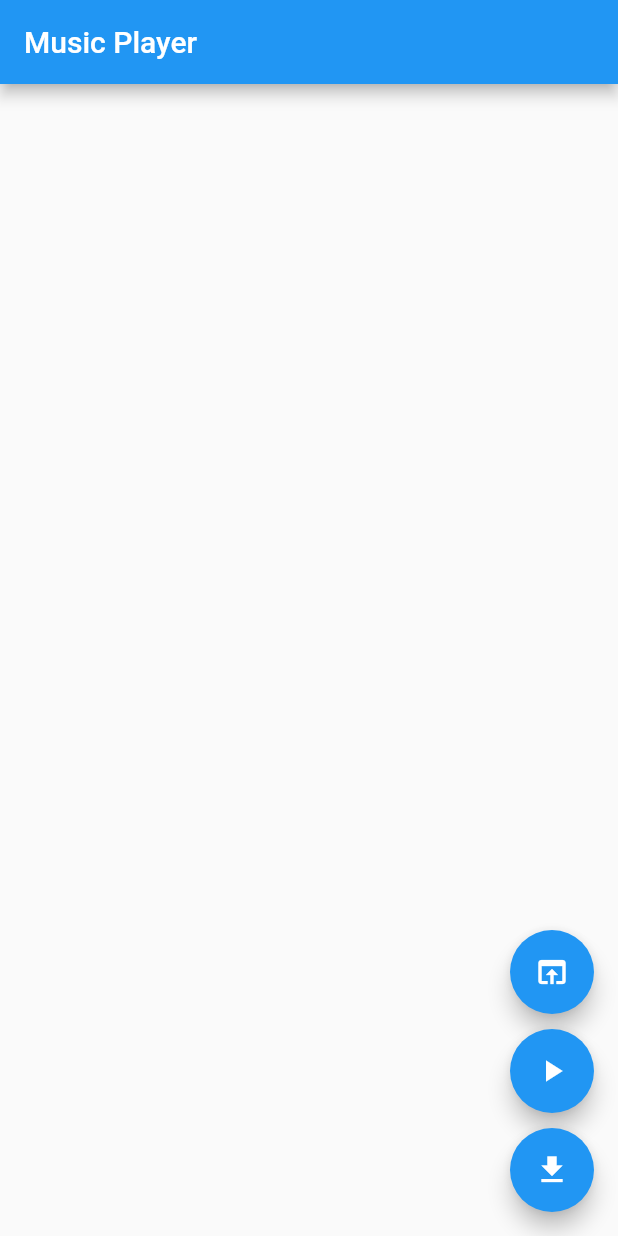
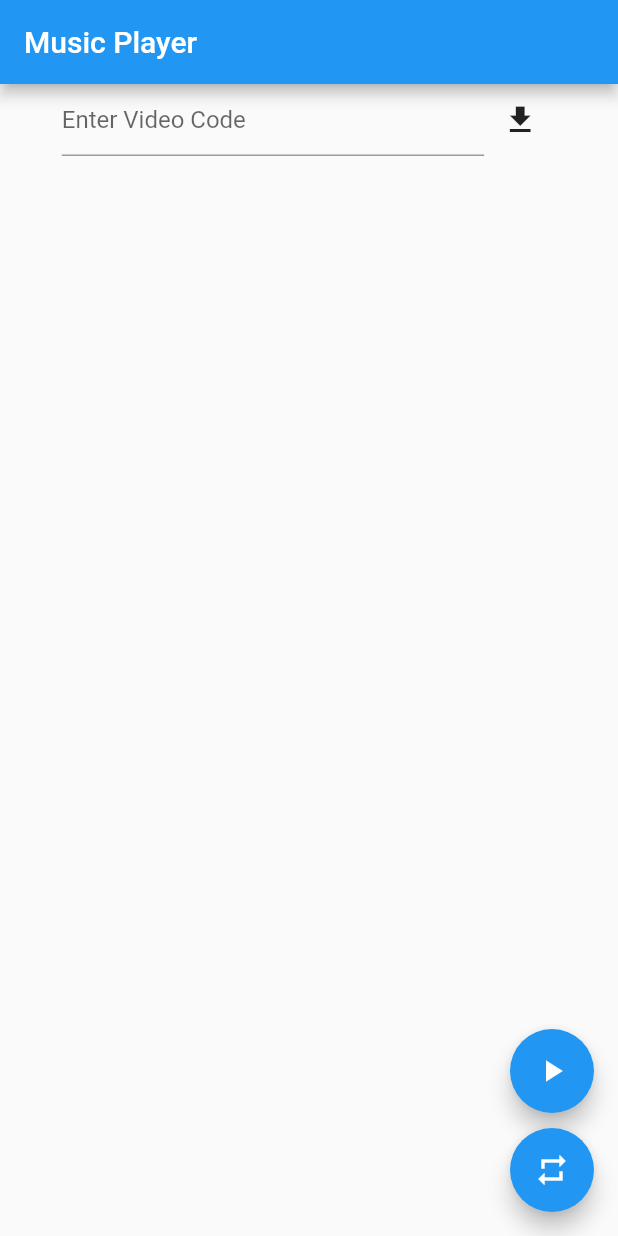
Before and after one commit to JustinHorn/download-youtube-mp3, a Flutter app: the screen it shows after launch, after a tap on the "file download" icon, on a phone screen of 412 x 824 dp. Run offline on Flutter 3.47's test engine with Material 2 defaults, Android fonts, the phone set to English and light mode, and no system bars; our stand-ins replace flutter_hooks; missing offline and left inert: audio_manager, flutter_downloader.

Commit message:
one can now play download and delete

```diff
--- a/mobile/lib/main.dart
+++ b/mobile/lib/main.dart
@@ -2,9 +2,12 @@ import 'dart:io';
 
 import 'package:audio_manager/audio_manager.dart';
 import 'package:flutter/material.dart';
+import 'package:flutter/services.dart';
 import 'package:flutter_hooks/flutter_hooks.dart';
 import 'package:path_provider/path_provider.dart';
 import 'package:flutter_downloader/flutter_downloader.dart';
+
+import 'music_tile.dart';
 
 void main() async {
   WidgetsFlutterBinding.ensureInitialized();
@@ -48,13 +51,9 @@ class HomePage extends HookWidget {
 
   @override
   Widget build(BuildContext context) {
-    final counter = useState(0);
+    final inputText = useState("");
 
     final downloads = useState<List<DownloadTask>>([]);
-
-    final open = () async {
-      // final tasks = await FlutterDownloader.loadTasks();
-    };
 
     useEffect(() {
       AudioManager.instance.onEvents((events, args) {
@@ -72,18 +71,46 @@ class HomePage extends HookWidget {
         title: Text(title),
       ),
       body: Center(
-        child: Column(
-          mainAxisAlignment: MainAxisAlignment.center,
-          children: downloads.value
-              .map((dT) => TextButton(
-                    onPressed: () => loadSongByFileName(dT.filename),
-                    child: Container(
-                      padding: EdgeInsets.all(8.0),
-                      color: Colors.amber,
-                      child: Text(dT.filename),
+        child: Container(
+          height: double.infinity,
+          width: MediaQuery.of(context).size.width * 0.8,
+          child: Column(
+            mainAxisSize: MainAxisSize.max,
+            mainAxisAlignment: MainAxisAlignment.spaceBetween,
+            children: [
+              Row(
+                children: [
+                  Flexible(
+                    child: TextField(
+                      decoration: InputDecoration(hintText: "Enter Video Code"),
+                      onChanged: (t) => inputText.value = t,
                     ),
-                  ))
-              .toList(),
+                  ),
+                  IconButton(
+                    icon: Icon(Icons.file_download),
+                    onPressed: () => download(inputText.value),
+                  )
+                ],
+              ),
+              Column(
+                mainAxisAlignment: MainAxisAlignment.center,
+                children: downloads.value
+                    .map((dT) => MusicTile(
+                          downloadTask: dT,
+                          onPlay: () => loadSongByFileName(dT.filename),
+                          onDelete: () async {
+                            await deleteTask(dT.taskId);
+                            downloads.value =
+                                await FlutterDownloader.loadTasks();
+                          },
+                        ))
+                    .toList(),
+              ),
+              SizedBox(
+                height: 0,
+              )
+            ],
+          ),
         ),
       ),
       floatingActionButton: Column(
@@ -91,27 +118,21 @@ class HomePage extends HookWidget {
         children: [
           FloatingActionButton(
             onPressed: () async {
-              open();
+              await AudioManager.instance.playOrPause();
+              print('played');
             },
-            tooltip: 'open',
-            child: Icon(Icons.open_in_browser),
+            tooltip: 'play',
+            child: Icon(AudioManager.instance.isPlaying
+                ? Icons.pause
+                : Icons.play_arrow),
           ),
           SizedBox(height: 10),
           FloatingActionButton(
             onPressed: () async {
-              await AudioManager.instance.playOrPause();
-              print('played');
-            },
-            tooltip: 'play',
-            child: Icon(Icons.play_arrow),
-          ),
-          SizedBox(height: 10),
-          FloatingActionButton(
-            onPressed: () async {
-              download('lz8sUiXAnbs');
+              downloads.value = await FlutterDownloader.loadTasks();
             },
             tooltip: 'Increment',
-            child: Icon(Icons.file_download),
+            child: Icon(Icons.repeat),
           ),
         ],
       ), // This trailing comma makes auto-formatting nicer for build methods.
@@ -123,11 +144,17 @@ class HomePage extends HookWidget {
         Platform.pathSeparator +
         'Download';
     final path = localPath + Platform.pathSeparator + fileName;
+    AudioManager.instance.stop();
 
     AudioManager.instance.start("file://" + path, 'Ching Chang Chong');
   }
 
-  download(videoID) async {
+  deleteTask(taskId) async {
+    var tasks = await FlutterDownloader.loadTasks();
+    FlutterDownloader.remove(taskId: taskId, shouldDeleteContent: true);
+  }
+
+  download(String videoId) async {
     var localPath = (await getApplicationDocumentsDirectory()).path +
         Platform.pathSeparator +
         'Download';
@@ -138,8 +165,8 @@ class HomePage extends HookWidget {
     }
 
     var taskId = await FlutterDownloader.enqueue(
-      url: 'http://localhost:3000/parseVideo/' + videoID,
-      fileName: videoID + ".mp3",
+      url: 'http://localhost:3000/parseVideo/' + videoId,
+      fileName: videoId + ".mp3",
       savedDir: localPath,
       showNotification:
           true, // show download progress in status bar (for Android)
```
Also changed, not shown: mobile/lib/music_tile.dart (added, +35 -0 lines), 1 other file.
